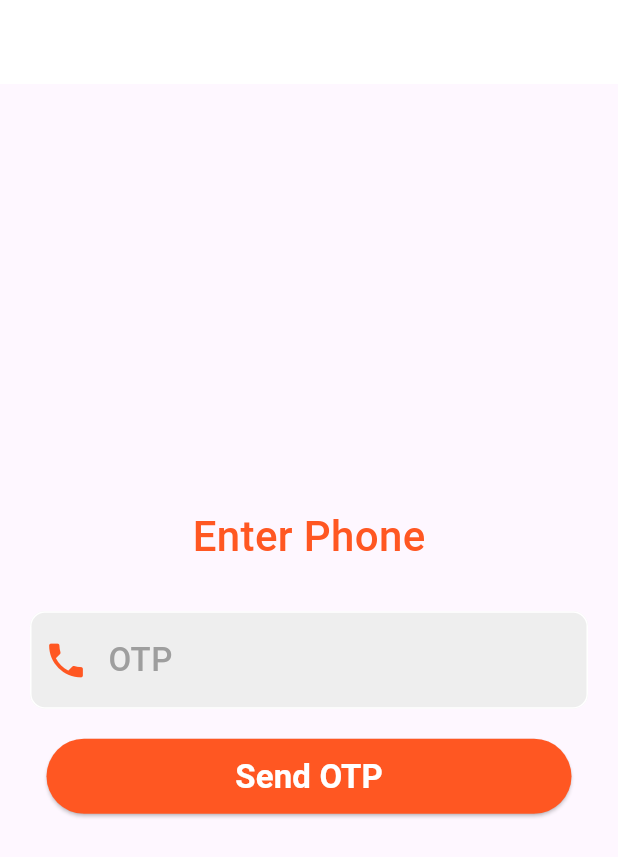
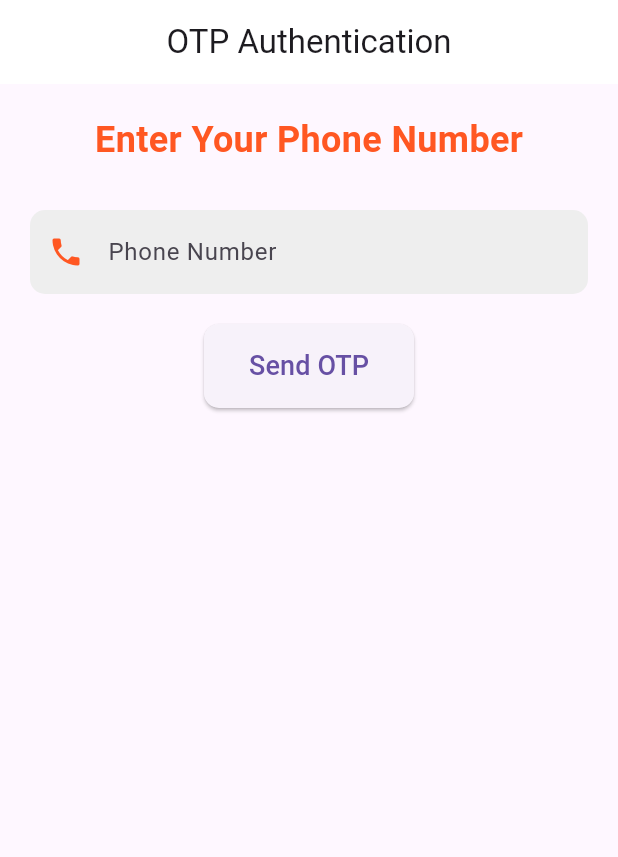
Before and after one commit to saeedbark/backend-fronted-sales-management, a Flutter app: the OtpView screen opened by its route, on a phone screen of 412 x 824 dp. Shown: the top 857 px of the screen. Run offline on Flutter 3.47's test engine with Material 3 defaults, Android fonts, the light colour scheme and no system bars; our stand-ins replace badges, carousel_slider, dio, flutter_rating_bar, get, go_router and 4 more; missing offline and left inert: talker_dio_logger; accounts and stored records are empty.

Commit message:
feat: add PaymentRequiredException class and update OTP controllers with new functionality

```diff
--- a/frontend/e_commerce/lib/network/app_exceptions.dart
+++ b/frontend/e_commerce/lib/network/app_exceptions.dart
@@ -1,3 +1,4 @@
+// network/app_exceptions.dart
 class AppException implements Exception {
   final String message;
   final String prefix;
@@ -39,3 +40,8 @@ class InvalidInputException extends AppException {
   InvalidInputException([String? message])
       : super(message ?? 'Invalid input', 'Invalid Input Exception');
 }
+
+class PaymentRequiredException extends AppException {
+  PaymentRequiredException([String? message])
+      : super(message ?? 'Payment is required to proceed.', 'Payment Required');
+}
--- a/frontend/e_commerce/lib/routes/app_routes.dart
+++ b/frontend/e_commerce/lib/routes/app_routes.dart
@@ -1,5 +1,4 @@
 import 'package:e_commerce/shared_pref/shared_preferences.dart';
-import 'package:e_commerce/src/auth/otp/enter_otp/enter_otp_view.dart';
 import 'package:e_commerce/src/auth/otp/otp_view.dart';
 import 'package:e_commerce/src/layout/layout_view.dart';
 import 'package:e_commerce/src/products/products_view.dart';
@@ -47,10 +46,10 @@ class AppRoutes {
         path: AppRoutes.otp,
         builder: (context, state) => const OtpView(),
       ),
-      GoRoute(
-        path: AppRoutes.enterOtp,
-        builder: (context, state) => const EnterOtp(),
-      ),
+      // GoRoute(
+      //   path: AppRoutes.enterOtp,
+      //   builder: (context, state) => const EnterOtp(),
+      // ),
       GoRoute(
         path: AppRoutes.main,
         builder: (context, state) => const MainView(),
--- a/frontend/e_commerce/lib/src/auth/otp/otp_view.dart
+++ b/frontend/e_commerce/lib/src/auth/otp/otp_view.dart
@@ -1,12 +1,7 @@
-import 'package:e_commerce/routes/app_routes.dart';
-import 'package:e_commerce/src/auth/otp/enter_otp/enter_otp_view.dart';
 import 'package:e_commerce/src/auth/otp/otp_controller.dart';
-import 'package:e_commerce/src/widget/auth/auth_button.dart';
-import 'package:e_commerce/src/widget/auth/auth_text_field_form.dart';
-import 'package:e_commerce/src/widget/text_util.dart';
-import 'package:e_commerce/theme/theme.dart';
 import 'package:flutter/material.dart';
 import 'package:get/get.dart';
+import 'package:pinput/pinput.dart';
 
 class OtpView extends StatelessWidget {
   const OtpView({super.key});
@@ -14,73 +9,197 @@ class OtpView extends StatelessWidget {
   @override
   Widget build(BuildContext context) {
     final controller = Get.put(OtpController());
+
+    // Themes and Styles
+    const focusedBorderColor = Color.fromRGBO(23, 171, 144, 1);
+    const fillColor = Color.fromRGBO(243, 246, 249, 0);
+    const borderColor = Color.fromRGBO(23, 171, 144, 0.4);
+
+    final defaultPinTheme = PinTheme(
+      width: 56,
+      height: 56,
+      textStyle: const TextStyle(
+        fontSize: 22,
+        color: Color.fromRGBO(30, 60, 87, 1),
+      ),
+      decoration: BoxDecoration(
+        borderRadius: BorderRadius.circular(19),
+        border: Border.all(color: borderColor),
+      ),
+    );
+
     return SafeArea(
       child: Scaffold(
-        backgroundColor: context.theme.scaffoldBackgroundColor,
         appBar: AppBar(
-          backgroundColor: Get.isDarkMode ? blackColor : Colors.white,
+          title: const Text('OTP Authentication'),
+          centerTitle: true,
+          backgroundColor: Get.isDarkMode ? Colors.black : Colors.white,
           elevation: 0,
+          iconTheme: IconThemeData(
+            color: Get.isDarkMode ? Colors.white : Colors.black,
           ),
-        body: Center(
-          child: Container(
+        ),
+        body: Obx(() {
+          return SingleChildScrollView(
             padding: const EdgeInsets.all(20),
-            child: Form(
-              key: controller.formKey,
+            child: controller.isOtpSent.value
+                ? _buildOtpVerification(
+                    context, controller, defaultPinTheme, fillColor, focusedBorderColor,)
+                : _buildPhoneInput(context, controller),
+          );
+        }),
+      ),
+    );
+  }
+
+  // Build Phone Number Input
+  Widget _buildPhoneInput(BuildContext context, OtpController controller) {
+    return Form(
+      key: controller.phoneFormKey,
       child: Column(
         mainAxisAlignment: MainAxisAlignment.center,
         children: [
-                  const TextUtils(
-                    fontSize: 28,
-                    fontWeight: FontWeight.w500,
-                    text: 'Enter Phone',
+          const Text(
+            'Enter Your Phone Number',
+            style: TextStyle(
+              fontSize: 24,
+              fontWeight: FontWeight.bold,
               color: Colors.deepOrange,
-                    underline: TextDecoration.none,
+            ),
           ),
           const SizedBox(height: 30),
-                  authTextFromField(
-                    controller: controller.otpController,
-                    obscureText: false,
-                    cursorColor: Colors.black,
+          TextFormField(
+            controller: controller.phoneController,
+            keyboardType: TextInputType.phone,
+            decoration: InputDecoration(
+              filled: true,
               fillColor: Colors.grey.shade200,
-                    prefixIcon: Get.isDarkMode
-                        ? Image.asset(
-                            'assets/images/user.png',
-                            height: 10,
-                            width: 10,
-                            color: Colors.blue,
-                          )
-                        : const Icon(
+              prefixIcon: const Icon(
                 Icons.phone,
                 color: Colors.deepOrange,
-                            size: 30,
               ),
-                    suffixIcon: const Text(""),
-                    text: 'OTP',
-                    type: TextInputType.phone,
+              hintText: 'Phone Number',
+              border: OutlineInputBorder(
+                borderRadius: BorderRadius.circular(10),
+                borderSide: BorderSide.none,
+              ),
+            ),
+
+          ),
+          const SizedBox(height: 20),
+          ElevatedButton(
+            onPressed: controller.isLoading.value ? null : controller.sendOtp,
+            style: ElevatedButton.styleFrom(
+              padding:
+                  const EdgeInsets.symmetric(vertical: 15, horizontal: 30),
+              shape: RoundedRectangleBorder(
+                borderRadius: BorderRadius.circular(10),
+              ),
+            ),
+            child: controller.isLoading.value
+                ? const CircularProgressIndicator(
+                    color: Colors.white,
+                  )
+                : const Text(
+                    'Send OTP',
+                    style: TextStyle(fontSize: 18),
+                  ),
+          ),
+        ],
+      ),
+    );
+  }
+
+  // Build OTP Verification
+  Widget _buildOtpVerification(
+      BuildContext context,
+      OtpController controller,
+      PinTheme defaultPinTheme,
+      Color fillColor,
+      Color focusedBorderColor) {
+    return Form(
+      key: controller.otpFormKey,
+      child: Column(
+        mainAxisAlignment: MainAxisAlignment.center,
+        children: [
+          const Text(
+            'Enter OTP',
+            style: TextStyle(
+              fontSize: 24,
+              fontWeight: FontWeight.bold,
+              color: Colors.deepOrange,
+            ),
+          ),
+          const SizedBox(height: 30),
+          Pinput(
+            controller: controller.otpController,
+            focusNode: controller.focusNode,
+            defaultPinTheme: defaultPinTheme,
+          length: 6,
+            separatorBuilder: (index) => const SizedBox(width: 8),
             validator: (value) {
-                      if (!value) {
-                        return 'Enter valid phone';
+              if (value == null || value.trim().isEmpty) {
+                return 'Enter the OTP';
+              }
+              if (value.trim().length != 6) {
+                return 'OTP must be 4 digits';
               }
               return null;
             },
+            hapticFeedbackType: HapticFeedbackType.lightImpact,
+            onCompleted: (pin) {
+              controller.verifyOtp(context);
+            },
+            cursor: Column(
+              mainAxisAlignment: MainAxisAlignment.end,
+              children: [
+                Container(
+                  margin: const EdgeInsets.only(bottom: 9),
+                  width: 22,
+                  height: 1,
+                  color: focusedBorderColor,
                 ),
-                  const SizedBox(height: 20),
-                  GetBuilder<OtpController>(builder: (_) {
-                    return AuthButton(
-                      onpress: () => Navigator.push(
-                        context,
-                        MaterialPageRoute(
-                          builder: (context) => const EnterOtp(),
+              ],
+            ),
+            focusedPinTheme: defaultPinTheme.copyWith(
+              decoration: defaultPinTheme.decoration!.copyWith(
+                borderRadius: BorderRadius.circular(8),
+                border: Border.all(color: focusedBorderColor),
               ),
             ),
-                      text: 'Send OTP',
-                    );
-                  }),
-                ],
+            submittedPinTheme: defaultPinTheme.copyWith(
+              decoration: defaultPinTheme.decoration!.copyWith(
+                color: fillColor,
+                borderRadius: BorderRadius.circular(19),
+                border: Border.all(color: focusedBorderColor),
+              ),
+            ),
+            errorPinTheme: defaultPinTheme.copyWith(
+              decoration: defaultPinTheme.decoration!.copyWith(
+                border: Border.all(color: Colors.redAccent),
               ),
             ),
           ),
+          const SizedBox(height: 20),
+          ElevatedButton(
+            onPressed:()=> controller.isLoading.value ? null : controller.verifyOtp(context),
+            style: ElevatedButton.styleFrom(
+              padding:
+                  const EdgeInsets.symmetric(vertical: 15, horizontal: 30),
+              shape: RoundedRectangleBorder(
+                borderRadius: BorderRadius.circular(10),
               ),
+            ),
+            child: controller.isLoading.value
+                ? const CircularProgressIndicator(
+                    color: Colors.white,
+                  )
+                : const Text(
+                    'Verify OTP',
+                    style: TextStyle(fontSize: 18),
+                  ),
+          ),
+        ],
       ),
     );
   }
```
Also changed, not shown: frontend/e_commerce/lib/src/auth/otp/enter_otp/enter_otp_controller.dart (+35 -7 lines), frontend/e_commerce/lib/src/auth/otp/enter_otp/enter_otp_view.dart (+114 -106 lines), frontend/e_commerce/lib/src/auth/otp/otp_controller.dart (+67 -16 lines), 12 other files. Lines whose indentation alone changed are shown as unchanged.
